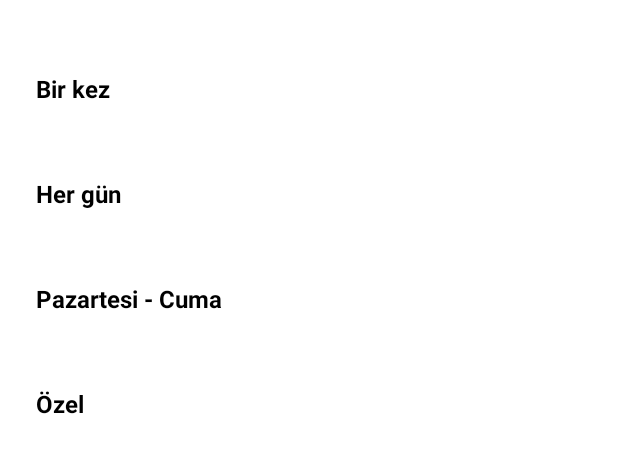
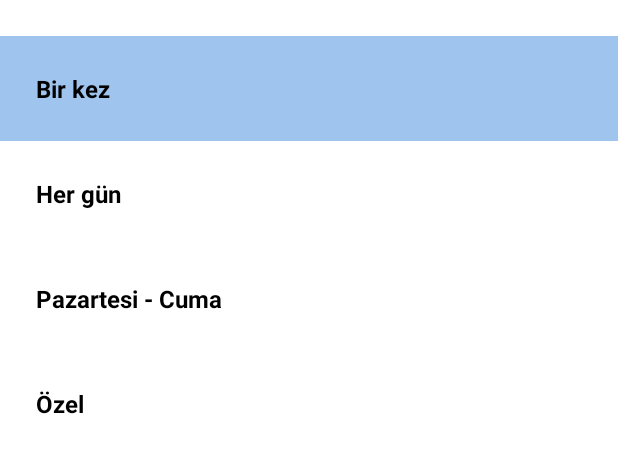
Before and after one commit to etokoc/ClockTracker, an Android app: the layout again_bottom_dialog.xml on its own in the app's theme, with its tools: preview values and no code run, on a phone screen of 412 x 824 dp. Shown: the top 453 px of the screen. Run offline under Robolectric (Android 15) with nearby library versions, the phone set to English and light mode, and no system bars.

Commit message:
RadioButton selector düzeltildi.

```diff
--- a/app/src/main/res/drawable/rb_selection_selector.xml
+++ b/app/src/main/res/drawable/rb_selection_selector.xml
@@ -1,7 +1,7 @@
 <?xml version="1.0" encoding="utf-8"?>
 <selector xmlns:android="http://schemas.android.com/apk/res/android">
 
-    <item android:color="@color/textChecked" android:state_checked="true" />
-    <item android:color="@color/white" android:state_checked="false" />
+    <item android:drawable="@drawable/selected_rb_background_shape" android:state_checked="true" />
+    <item android:drawable="@drawable/unselected_rb_background_shape" android:state_checked="false" />
 
 </selector>
--- /dev/null
+++ b/app/src/main/res/drawable/selected_rb_background_shape.xml
@@ -0,0 +1,5 @@
+<?xml version="1.0" encoding="utf-8"?>
+<shape xmlns:android="http://schemas.android.com/apk/res/android">
+
+    <solid android:color="@color/textChecked"/>
+</shape>
--- /dev/null
+++ b/app/src/main/res/drawable/unselected_rb_background_shape.xml
@@ -0,0 +1,5 @@
+<?xml version="1.0" encoding="utf-8"?>
+<shape xmlns:android="http://schemas.android.com/apk/res/android">
+
+    <solid android:color="@color/white"/>
+</shape>
--- a/app/src/main/res/layout/again_bottom_dialog.xml
+++ b/app/src/main/res/layout/again_bottom_dialog.xml
@@ -30,8 +30,8 @@
                 android:text="@string/bir_kez"
                 android:textColor="@color/black"
                 android:padding="24dp"
+                android:background="@drawable/rb_selection_selector"
                 android:button="@null"
-                android:backgroundTint="@drawable/rb_selection_selector"
                 android:textSize="16sp"
                 />
 
@@ -45,7 +45,7 @@
                 android:textStyle="bold"
                 android:button="@null"
                 android:drawablePadding="8dp"
-                android:backgroundTint="@drawable/rb_selection_selector"
+                android:background="@drawable/rb_selection_selector"
                 android:text="@string/all_day"
                 android:textColor="@color/black"
                 android:textSize="16sp" />
@@ -58,7 +58,7 @@
                 android:focusable="true"
                 android:padding="24dp"
                 android:button="@null"
-                android:backgroundTint="@drawable/rb_selection_selector"
+                android:background="@drawable/rb_selection_selector"
                 android:textStyle="bold"
                 android:text="@string/pazartesi_cuma"
                 android:textColor="@color/black"
@@ -75,7 +75,7 @@
                 android:textStyle="bold"
                 android:button="@null"
                 android:gravity="center_vertical"
-                android:backgroundTint="@drawable/rb_selection_selector"
+                android:background="@drawable/rb_selection_selector"
                 android:text="@string/special"
                 android:textColor="@color/black"
                 android:textSize="16sp" />
```
